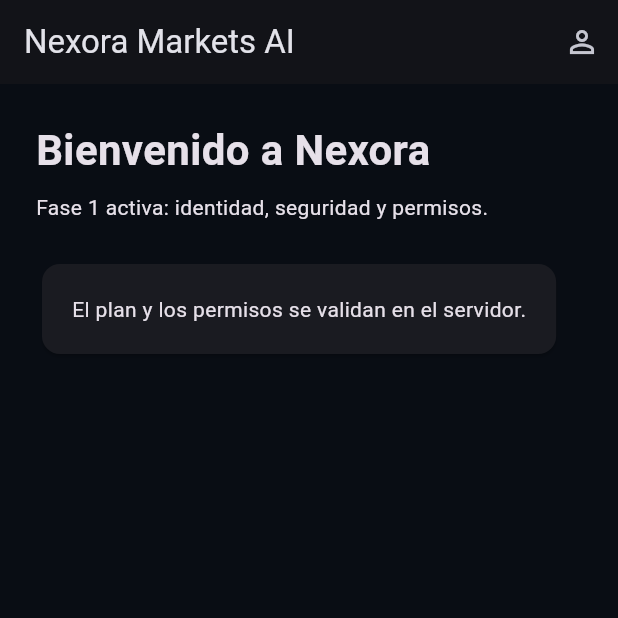
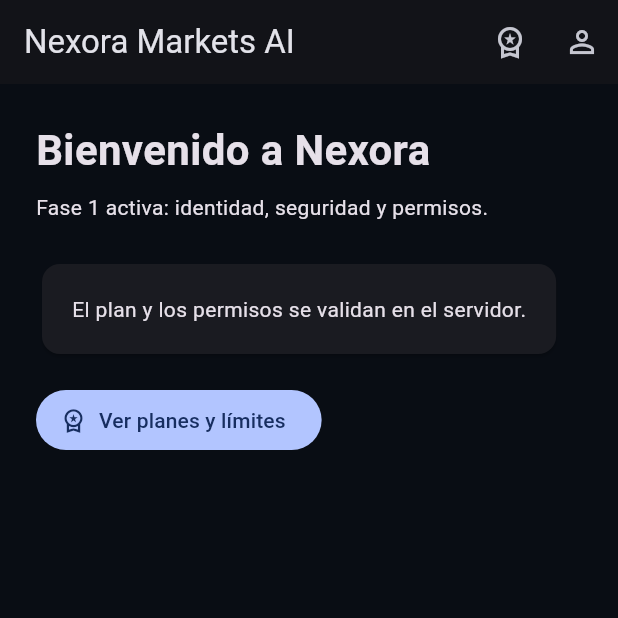
Before and after one commit to alonsoarancibia281-stack/Nexora, a Flutter app: the HomeScreen screen opened by its route, on a phone screen of 412 x 824 dp, the top half of it. Run offline on Flutter 3.47's test engine with Material 3 defaults, Android fonts, the phone set to English and light mode, and no system bars; our stand-ins replace flutter_riverpod, go_router, shared_preferences, supabase_flutter; accounts and stored records are empty.

Commit message:
phase 1: expose profile and plans navigation

```diff
--- a/lib/features/onboarding/presentation/home_screen.dart
+++ b/lib/features/onboarding/presentation/home_screen.dart
@@ -9,20 +9,31 @@ class HomeScreen extends StatelessWidget {
           title: const Text('Nexora Markets AI'),
           actions: [
             IconButton(
+              tooltip: 'Planes',
+              onPressed: () => context.go('/plans'),
+              icon: const Icon(Icons.workspace_premium_outlined),
+            ),
+            IconButton(
               tooltip: 'Perfil y seguridad',
               onPressed: () => context.go('/profile'),
               icon: const Icon(Icons.person_outline),
             ),
           ],
         ),
-        body: const Padding(
-          padding: EdgeInsets.all(24),
+        body: Padding(
+          padding: const EdgeInsets.all(24),
           child: Column(crossAxisAlignment: CrossAxisAlignment.start, children: [
-            Text('Bienvenido a Nexora', style: TextStyle(fontSize: 28, fontWeight: FontWeight.bold)),
-            SizedBox(height: 8),
-            Text('Fase 1 activa: identidad, seguridad y permisos.'),
-            SizedBox(height: 24),
-            Card(child: Padding(padding: EdgeInsets.all(20), child: Text('El plan y los permisos se validan en el servidor.'))),
+            const Text('Bienvenido a Nexora', style: TextStyle(fontSize: 28, fontWeight: FontWeight.bold)),
+            const SizedBox(height: 8),
+            const Text('Fase 1 activa: identidad, seguridad y permisos.'),
+            const SizedBox(height: 24),
+            const Card(child: Padding(padding: EdgeInsets.all(20), child: Text('El plan y los permisos se validan en el servidor.'))),
+            const SizedBox(height: 16),
+            FilledButton.icon(
+              onPressed: () => context.go('/plans'),
+              icon: const Icon(Icons.workspace_premium_outlined),
+              label: const Text('Ver planes y límites'),
+            ),
           ]),
         ),
       );
```
